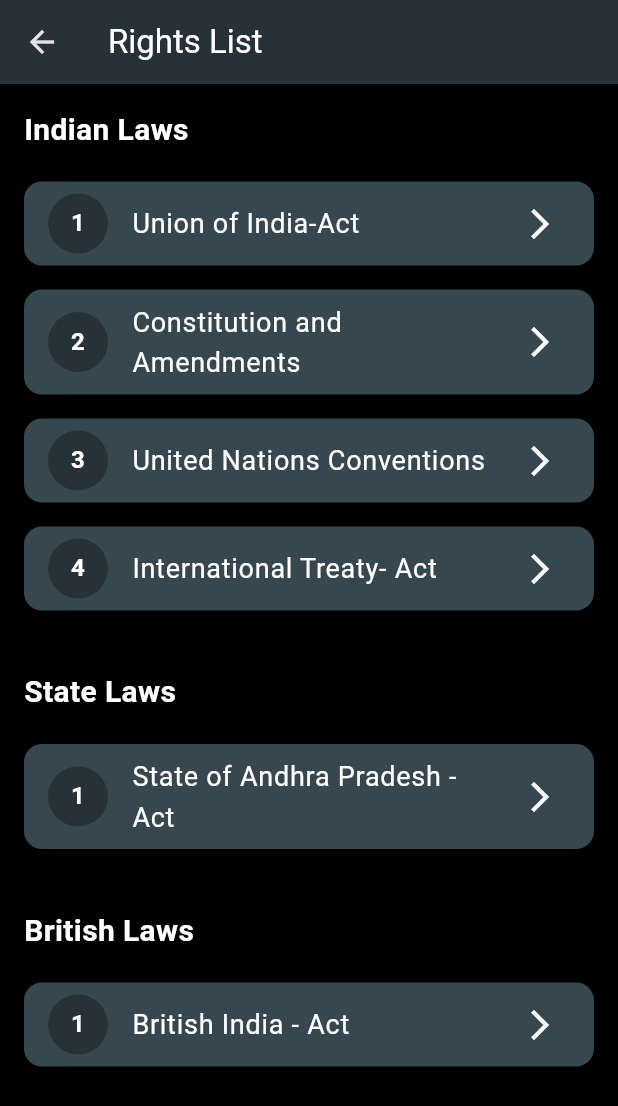
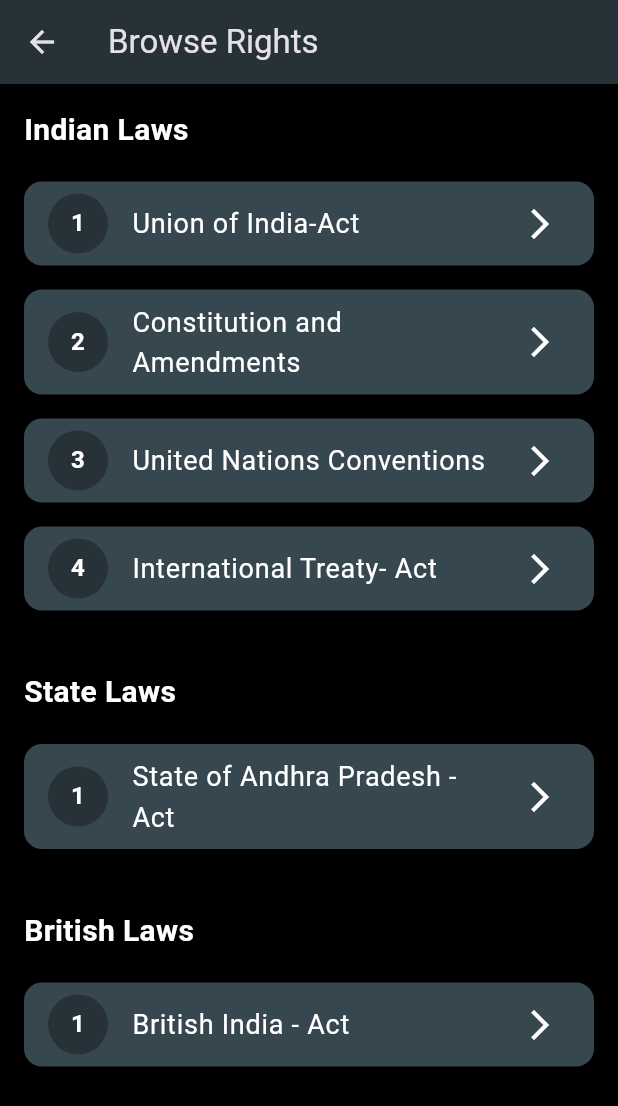
Before and after one commit to rishabhkr-r111/chat-rights, a Flutter app: the RightsListsScreen screen opened directly, on a phone screen of 412 x 824 dp. Shown: the top 1106 px of the screen. Run offline on Flutter 3.47's test engine with Material 3 defaults, Android fonts, the phone set to English and light mode, and no system bars; our stand-ins replace cloud_firestore, firebase_auth, firebase_core, firebase_storage, flutter_chat_types, flutter_chat_ui and 4 more; accounts and stored records are empty; network calls fail; project files that could hold a hidden picture were left out.

Commit message:
fiex in rights list screen

```diff
--- a/lib/screens/rights_lists_screen.dart
+++ b/lib/screens/rights_lists_screen.dart
@@ -1,4 +1,6 @@
 import 'package:flutter/material.dart';
+import 'package:chat_rights/utils/colors.dart';
+import 'package:chat_rights/utils/global_variable.dart';
 
 // Dummy data for Indian laws
 final List<Map<String, String>> indianLawsList = [
@@ -26,10 +28,10 @@ class RightsListsScreen extends StatelessWidget {
   @override
   Widget build(BuildContext context) {
     return Scaffold(
-      backgroundColor: Colors.black,
+      backgroundColor: mobileBackgroundColor,
       appBar: AppBar(
         backgroundColor: Colors.blueGrey[900],
-        title: Text('Rights List', style: TextStyle(color: Colors.white)),
+        title: const Text('Browse Rights'),
       ),
       body: SingleChildScrollView(
         child: Column(
@@ -52,7 +54,7 @@ class RightsListsScreen extends StatelessWidget {
         children: [
           Text(
             title,
-            style: TextStyle(
+            style: const TextStyle(
               fontSize: 20.0,
               fontWeight: FontWeight.bold,
               color: Colors.white,
```
